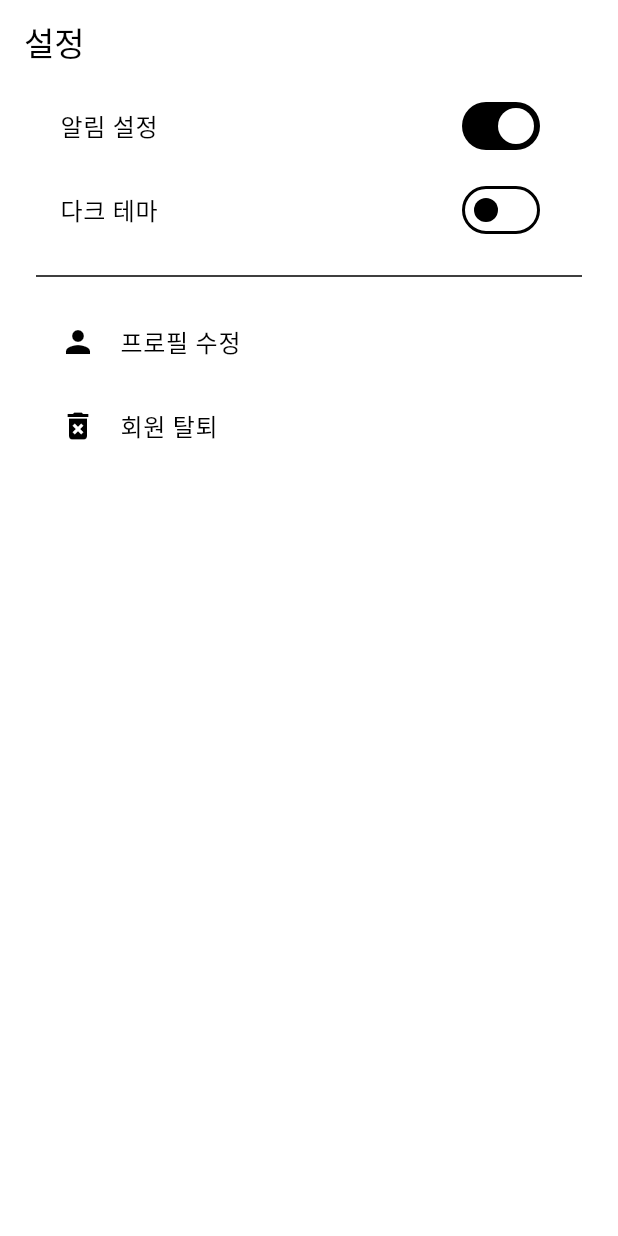
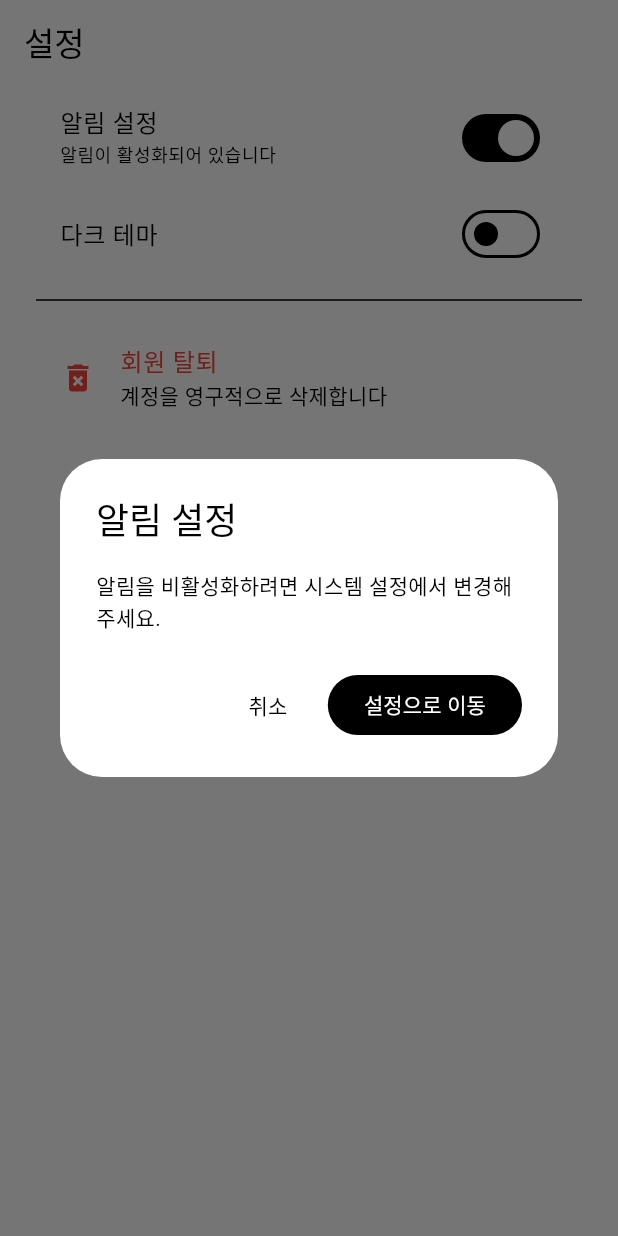
Before and after one commit to jun-hyeon/test_quest, a Flutter app: the SettingsScreen screen opened by its route, after a tap on "알림 설정", on a phone screen of 412 x 824 dp. Run offline on Flutter 3.47's test engine with Material 3 defaults, Android fonts, the phone set to English and light mode, and no system bars; our stand-ins replace animated_text_kit, dio, drift, dropdown_button2, flutter_dotenv, flutter_local_notifications and 10 more; accounts and stored records are empty; generated files the repository leaves out were written again; statements that could not run were skipped.

Commit message:
유저 탈퇴, 알림권한에 따른 토글스위치 상태 구현

```diff
--- a/lib/settings/provider/theme_provider.dart
+++ b/lib/settings/provider/theme_provider.dart
@@ -36,8 +36,7 @@ class ThemeModeNotifier extends Notifier<ThemeMode> {
   }
 
   Future<void> toggleTheme() async {
-    final newMode =
-        state == ThemeMode.light ? ThemeMode.dark : ThemeMode.light;
+    final newMode = state == ThemeMode.light ? ThemeMode.dark : ThemeMode.light;
     await setThemeMode(newMode);
   }
 }
--- a/lib/settings/view/settings_view.dart
+++ b/lib/settings/view/settings_view.dart
@@ -1,12 +1,39 @@
 import 'package:flutter/material.dart';
 import 'package:flutter_riverpod/flutter_riverpod.dart';
+import 'package:permission_handler/permission_handler.dart';
+import 'package:test_quest/auth/provider/auth_provider.dart';
+import 'package:test_quest/common/component/testquest_snackbar.dart';
 import 'package:test_quest/settings/provider/theme_provider.dart';
+import 'package:test_quest/user/provider/user_provider.dart';
+import 'package:test_quest/util/service/permission_service.dart';
 
-class SettingsScreen extends ConsumerWidget {
+class SettingsScreen extends ConsumerStatefulWidget {
   const SettingsScreen({super.key});
 
   @override
-  Widget build(BuildContext context, WidgetRef ref) {
+  ConsumerState<SettingsScreen> createState() => _SettingsScreenState();
+}
+
+class _SettingsScreenState extends ConsumerState<SettingsScreen> {
+  bool _isDeleting = false;
+  PermissionStatus _notificationStatus = PermissionStatus.denied;
+
+  @override
+  void initState() {
+    super.initState();
+    _checkNotificationPermission();
+  }
+
+  /// 알림 권한 상태 확인
+  Future<void> _checkNotificationPermission() async {
+    final status = await Permission.notification.status;
+    setState(() {
+      _notificationStatus = status;
+    });
+  }
+
+  @override
+  Widget build(BuildContext context) {
     final themeMode = ref.watch(themeModeProvider);
     final isDarkMode = themeMode == ThemeMode.dark;
 
@@ -25,8 +52,20 @@ class SettingsScreen extends ConsumerWidget {
               '알림 설정',
               style: Theme.of(context).textTheme.bodyLarge,
             ),
-            value: true,
-            onChanged: (value) {},
+            subtitle: Text(
+              _getNotificationStatusText(_notificationStatus),
+              style: Theme.of(context).textTheme.bodySmall?.copyWith(
+                    color: Theme.of(context).colorScheme.onSurfaceVariant,
+                  ),
+            ),
+            value: _notificationStatus.isGranted,
+            onChanged: (value) async {
+              if (value) {
+                await _requestNotificationPermission();
+              } else {
+                _showNotificationSettingsDialog(context);
+              }
+            },
           ),
           SwitchListTile(
             title: Text(
@@ -40,27 +79,159 @@ class SettingsScreen extends ConsumerWidget {
           ),
           const Divider(height: 32),
           ListTile(
-            leading: const Icon(Icons.person),
-            title: Text(
-              '프로필 수정',
-              style: Theme.of(context).textTheme.bodyLarge,
+            leading: Icon(
+              Icons.delete_forever,
+              color: _isDeleting ? Colors.grey : Colors.red,
             ),
-            onTap: () {
-              // TODO: navigate to profile edit screen
-            },
-          ),
-          ListTile(
-            leading: const Icon(Icons.delete_forever),
             title: Text(
               '회원 탈퇴',
-              style: Theme.of(context).textTheme.bodyLarge,
+              style: Theme.of(context).textTheme.bodyLarge?.copyWith(
+                    color: _isDeleting ? Colors.grey : Colors.red,
+                  ),
             ),
-            onTap: () {
-              // TODO: show confirmation and handle account deletion
-            },
+            subtitle: _isDeleting
+                ? const Text('처리 중...')
+                : const Text('계정을 영구적으로 삭제합니다'),
+            onTap:
+                _isDeleting ? null : () => _showAccountDeletionDialog(context),
           ),
         ],
       ),
     );
   }
+
+  /// 알림 권한 요청
+  Future<void> _requestNotificationPermission() async {
+    try {
+      final permissionService = ref.read(permissionProvider);
+      final status = await permissionService.requestNotificationPermission();
+
+      setState(() {
+        _notificationStatus = status;
+      });
+
+      if (status.isGranted) {
+        if (mounted) {
+          TestQuestSnackbar.show(
+            context,
+            '알림이 활성화되었습니다.',
+            isError: false,
+          );
+        }
+      } else if (status.isPermanentlyDenied) {
+        if (mounted) {
+          _showNotificationSettingsDialog(context);
+        }
+      }
+    } catch (e) {
+      if (mounted) {
+        TestQuestSnackbar.show(
+          context,
+          '알림 권한 요청에 실패했습니다.',
+          isError: true,
+        );
+      }
+    }
+  }
+
+  /// 알림 권한 상태에 따른 텍스트 반환
+  String _getNotificationStatusText(PermissionStatus status) {
+    return switch (status) {
+      PermissionStatus.granted => '알림이 활성화되어 있습니다',
+      PermissionStatus.denied => '알림이 비활성화되어 있습니다',
+      PermissionStatus.permanentlyDenied => '시스템 설정에서 알림을 활성화해주세요',
+      PermissionStatus.restricted => '알림 권한이 제한되어 있습니다',
+      PermissionStatus.limited => '알림 권한이 제한적으로 허용되어 있습니다',
+      PermissionStatus.provisional => '알림 권한이 임시로 허용되어 있습니다',
+    };
+  }
+
+  /// 알림 설정 다이얼로그 표시
+  void _showNotificationSettingsDialog(BuildContext context) {
+    showDialog(
+      context: context,
+      builder: (context) => AlertDialog(
+        title: const Text('알림 설정'),
+        content: const Text('알림을 비활성화하려면 시스템 설정에서 변경해주세요.'),
+        actions: [
+          TextButton(
+            onPressed: () => Navigator.of(context).pop(),
+            child: const Text('취소'),
+          ),
+          FilledButton(
+            onPressed: () {
+              Navigator.of(context).pop();
+              openAppSettings();
+            },
+            child: const Text('설정으로 이동'),
+          ),
+        ],
+      ),
+    );
+  }
+
+  /// 회원탈퇴 확인 다이얼로그 표시
+  void _showAccountDeletionDialog(BuildContext context) {
+    showDialog(
+      context: context,
+      builder: (context) => AlertDialog(
+        title: const Text('회원 탈퇴'),
+        content: const Text(
+          '정말로 회원을 탈퇴하시겠습니까?\n\n'
+          '• 모든 데이터가 영구적으로 삭제됩니다\n'
+          '• 복구할 수 없습니다\n'
+          '• 작성한 게시글도 모두 삭제됩니다',
+        ),
+        actions: [
+          TextButton(
+            onPressed: () => Navigator.of(context).pop(),
+            child: const Text('취소'),
+          ),
+          FilledButton(
+            onPressed: () {
+              Navigator.of(context).pop();
+              _deleteAccount();
+            },
+            style: FilledButton.styleFrom(
+              backgroundColor: Colors.red,
+            ),
+            child: const Text('탈퇴하기'),
+          ),
+        ],
+      ),
+    );
+  }
+
+  /// 회원탈퇴 실행
+  Future<void> _deleteAccount() async {
+    setState(() => _isDeleting = true);
+
+    try {
+      // userProvider를 통해 계정 삭제
+      await ref.read(userNotifierProvider.notifier).deleteAccount();
+
+      // 성공 시 로그아웃 처리
+      await ref.read(authProvider.notifier).logout();
+
+      if (mounted) {
+        TestQuestSnackbar.show(
+          context,
+          '회원탈퇴가 완료되었습니다.',
+          isError: false,
+        );
+      }
+    } catch (e) {
+      if (mounted) {
+        TestQuestSnackbar.show(
+          context,
+          '회원탈퇴에 실패했습니다: ${e.toString()}',
+          isError: true,
+        );
+      }
+    } finally {
+      if (mounted) {
+        setState(() => _isDeleting = false);
+      }
+    }
+  }
 }
```
